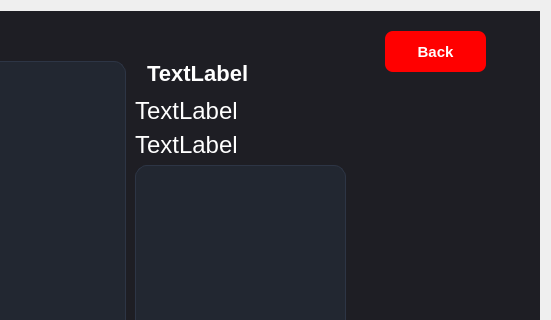
First picture: the form in main/gui/customerwindow.ui, repository HamidrezaNadafian/Restaurant-Management-System, before the edit; both pictures show x 526 to 1077 and y 0 to 320 of the 1077 by 623 pixel window.
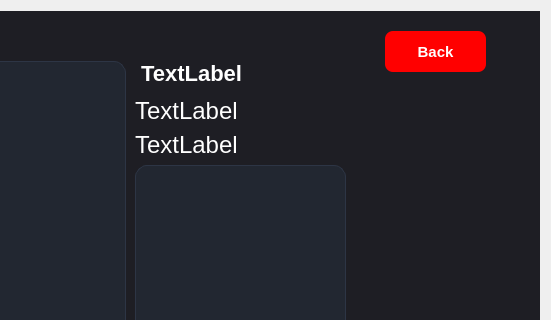
Second picture: the form after the edit.

The edit to the form file:
```diff
--- a/main/gui/customerwindow.ui
+++ b/main/gui/customerwindow.ui
@@ -775,7 +775,7 @@
          <item>
           <widget class="QLabel" name="lblDetailName">
            <property name="text">
-            <string> TextLabel</string>
+            <string>TextLabel</string>
            </property>
            <property name="wordWrap">
             <bool>true</bool>
```
